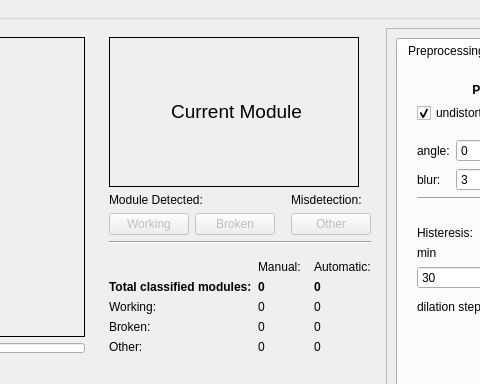
cdeldon/thermography, file gui/design/create_dataset_gui.ui: the form before one commit; both pictures show x 333 to 813 and y 0 to 384 of the 984 by 619 pixel window.
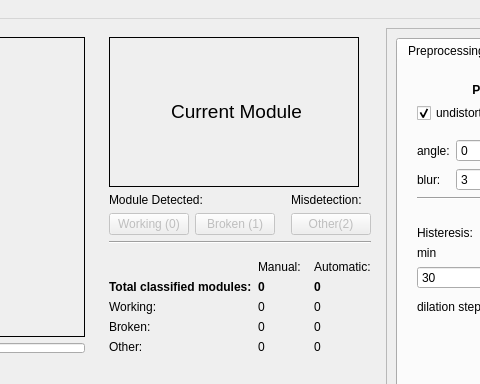
The form after the commit. Icons and pictures are not drawn.

Commit message: added shortcuts for accepting/rejecting/misdetecting modules

Diff of the .ui file:
```diff
--- a/gui/design/create_dataset_gui.ui
+++ b/gui/design/create_dataset_gui.ui
@@ -493,10 +493,10 @@
                 <bool>false</bool>
                </property>
                <property name="text">
-                <string>Working</string>
+                <string>Working (0)</string>
                </property>
-               <property name="default">
-                <bool>true</bool>
+               <property name="shortcut">
+                <string>0</string>
                </property>
               </widget>
              </item>
@@ -506,7 +506,10 @@
                 <bool>false</bool>
                </property>
                <property name="text">
-                <string>Broken</string>
+                <string>Broken (1)</string>
+               </property>
+               <property name="shortcut">
+                <string>1</string>
                </property>
               </widget>
              </item>
@@ -532,7 +535,10 @@
               <bool>false</bool>
              </property>
              <property name="text">
-              <string>Other</string>
+              <string>Other(2)</string>
+             </property>
+             <property name="shortcut">
+              <string>2</string>
              </property>
             </widget>
            </item>
```
Left out of the diff: 9 changed lines with no effect on the pictures. The commit also changes 1 other file.
